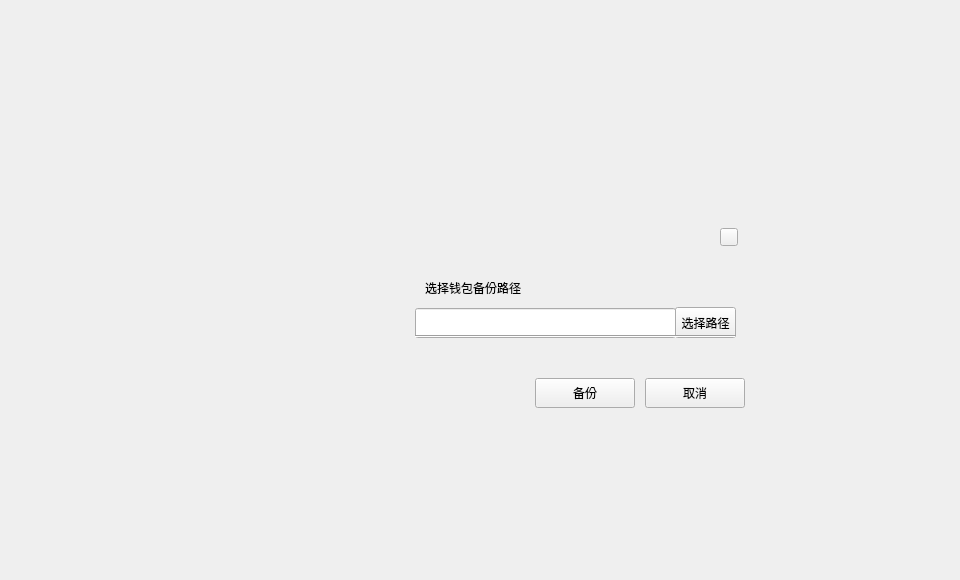
The window that dialog/backupwalletdialog.ui (HcashOrg/hx-indicator) describes before a commit, drawn with Qt 5.
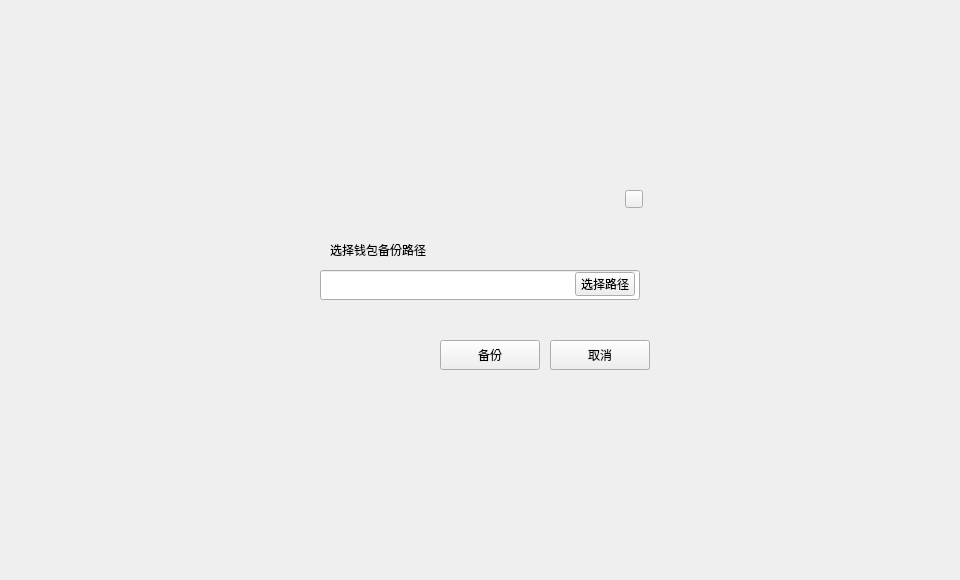
The same window after the commit.

The edit to the form file:
```diff
--- a/dialog/backupwalletdialog.ui
+++ b/dialog/backupwalletdialog.ui
@@ -25,8 +25,8 @@
    <widget class="QWidget" name="containerWidget" native="true">
     <property name="geometry">
      <rect>
-      <x>385</x>
-      <y>208</y>
+      <x>290</x>
+      <y>170</y>
       <width>380</width>
       <height>240</height>
      </rect>
@@ -71,10 +71,10 @@
     <widget class="QToolButton" name="pathBtn">
      <property name="geometry">
       <rect>
-       <x>290</x>
-       <y>99</y>
-       <width>61</width>
-       <height>31</height>
+       <x>285</x>
+       <y>102</y>
+       <width>60</width>
+       <height>24</height>
       </rect>
      </property>
      <property name="font">
@@ -121,7 +121,7 @@
       <rect>
        <x>30</x>
        <y>100</y>
-       <width>261</width>
+       <width>320</width>
        <height>30</height>
       </rect>
      </property>
@@ -166,19 +166,12 @@
       <string/>
      </property>
     </widget>
-    <widget class="Line" name="line">
-     <property name="geometry">
-      <rect>
-       <x>30</x>
-       <y>120</y>
-       <width>321</width>
-       <height>16</height>
-      </rect>
-     </property>
-     <property name="orientation">
-      <enum>Qt::Horizontal</enum>
-     </property>
-    </widget>
+    <zorder>pathLineEdit</zorder>
+    <zorder>cancelBtn</zorder>
+    <zorder>nameLabel</zorder>
+    <zorder>pathBtn</zorder>
+    <zorder>backupBtn</zorder>
+    <zorder>closeBtn</zorder>
    </widget>
   </widget>
  </widget>
```
